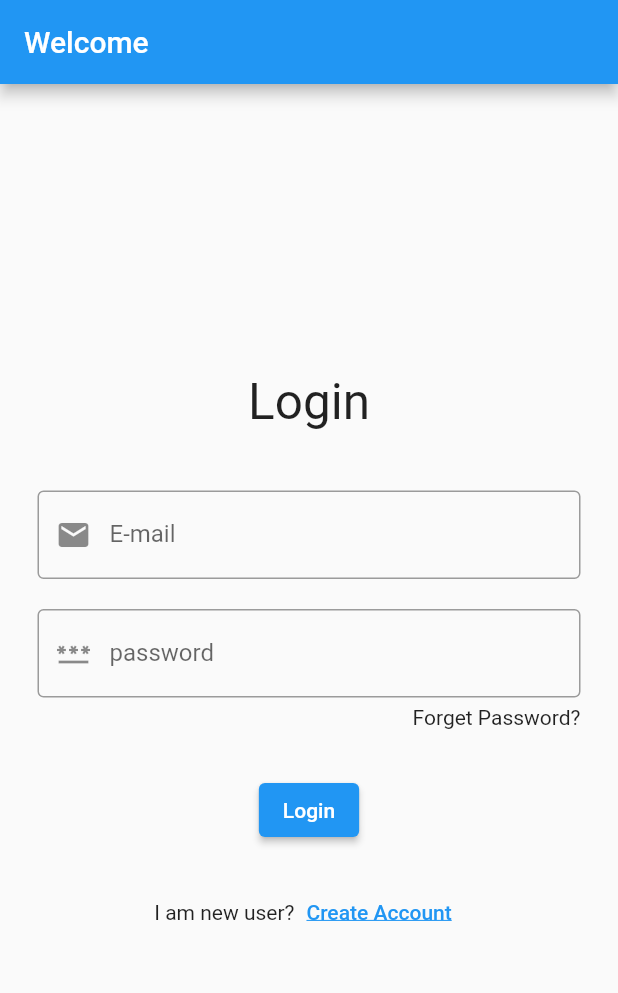
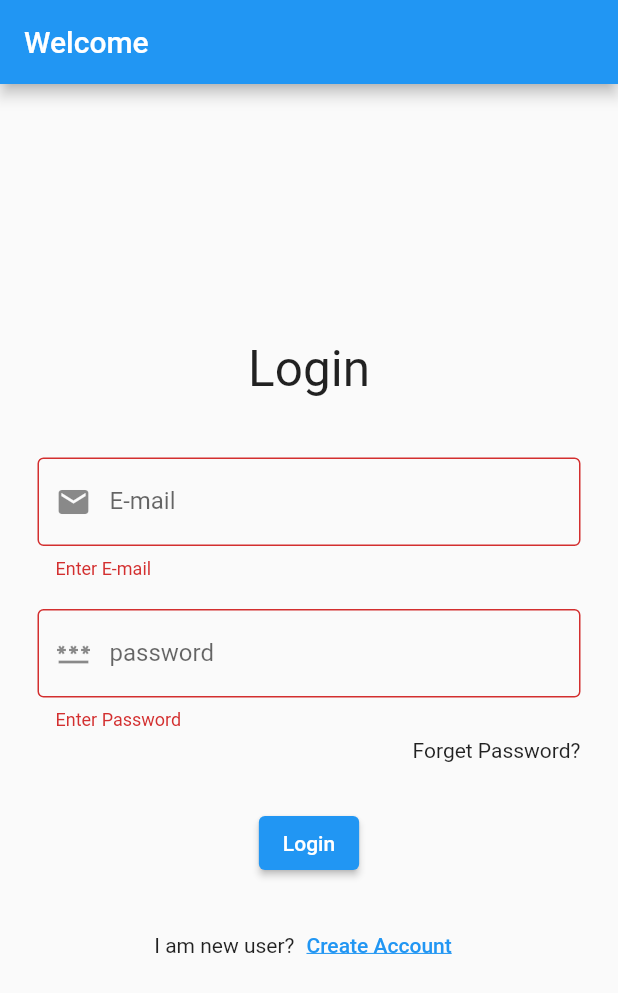
Before and after one commit to Rajkumarlohar65/flutter_projects, a Flutter app: the screen it shows after launch, on a phone screen of 412 x 824 dp. Shown: the top 993 px of the screen. Run offline on Flutter 3.47's test engine with Material 2 defaults, Android fonts, the phone set to English and light mode, and no system bars; our stand-ins replace firebase_auth, firebase_core, get; accounts and stored records are empty.

Commit message:
addin not null validate in login page

```diff
--- a/bhawani_silver/lib/app/core/values/app_string.dart
+++ b/bhawani_silver/lib/app/core/values/app_string.dart
@@ -10,6 +10,8 @@ class AppString{
   static const loginScreenTitle = 'Login';
   static const loginEmailHint = 'E-mail';
   static const loginPasswordHint = 'password';
+  static const loginAlertEmailNotNull = 'Enter E-mail';
+  static const loginAlertPasswordNotNull = 'Enter Password';
   static const loginButton = 'Login';
   static const forgetPasswordButton = 'Forget Password?';
   static const loginNewUserText = 'I am new user?';
--- a/bhawani_silver/lib/app/modules/login/controllers/login_controller.dart
+++ b/bhawani_silver/lib/app/modules/login/controllers/login_controller.dart
@@ -1,3 +1,4 @@
+import 'package:flutter/cupertino.dart';
 import 'package:get/get.dart';
 
 import '../../../Authentication/authentication_helper.dart';
@@ -5,23 +6,11 @@ import '../../../core/values/app_string.dart';
 import '../../../routes/app_pages.dart';
 
 class LoginController extends GetxController {
-  late String email;
-  late String password;
+  String? email;
+  String? password;
 
-  @override
-  void onInit() {
-    super.onInit();
-  }
-
-  @override
-  void onReady() {
-    super.onReady();
-  }
-
-  @override
-  void onClose() {
-    super.onClose();
-  }
+  final TextEditingController emailController = TextEditingController();
+  final TextEditingController passwordController = TextEditingController();
 
   void loginUser(){
     AuthenticationHelper().signIn(email: email, password: password)
--- a/bhawani_silver/lib/app/modules/login/views/login_view.dart
+++ b/bhawani_silver/lib/app/modules/login/views/login_view.dart
@@ -7,8 +7,9 @@ import '../../../core/values/app_string.dart';
 import '../controllers/login_controller.dart';
 
 class LoginView extends GetView<LoginController> {
+  final _formKey = GlobalKey<FormState>();
 
-  const LoginView({Key? key}) : super(key: key);
+  LoginView({Key? key}) : super(key: key);
   @override
   Widget build(BuildContext context) {
 
@@ -17,7 +18,10 @@ class LoginView extends GetView<LoginController> {
       appBar: AppBar(
         title: const Text(AppString.loginAppbarTitle),
       ),
-      body: Center(
+      body: Form(
+        key: _formKey,
+        autovalidateMode: AutovalidateMode.always,
+        child: Center(
           child: SingleChildScrollView(
             child: Container(
               padding: const EdgeInsets.only(left: 25, right: 25),
@@ -30,27 +34,39 @@ class LoginView extends GetView<LoginController> {
 
                   const SizedBox(height: 40,),
 
-                TextField(
+                  TextFormField(
+                    controller: controller.emailController,
                     decoration: const InputDecoration(
                         border: OutlineInputBorder(),
                         labelText: AppString.loginEmailHint,
                         prefixIcon: Icon(Icons.email)
                     ),
-                  onChanged: (value){
+                    validator: (value) {
+                      if(value == null || value.isEmpty){
+                        return AppString.loginAlertEmailNotNull;
+                      }
+                    },
+                    onSaved: (value) {
                       controller.email = value;
                     },
                   ),
 
                   const SizedBox(height: 20,),
 
-                TextField(
+                  TextFormField(
+                    controller: controller.passwordController,
                     obscureText: true,
                     decoration: const InputDecoration(
                         border: OutlineInputBorder(),
                         labelText: AppString.loginPasswordHint,
                         prefixIcon: Icon(Icons.password)
                     ),
-                  onChanged: (value){
+                    validator: (value) {
+                      if(value == null || value.isEmpty){
+                        return AppString.loginAlertPasswordNotNull;
+                      }
+                    },
+                    onSaved: (value) {
                       controller.password = value;
                     },
                   ),
@@ -64,7 +80,10 @@ class LoginView extends GetView<LoginController> {
 
                   ElevatedButton(
                     onPressed: () {
+                      if(_formKey.currentState!.validate()){
+                        _formKey.currentState!.save();
                         controller.loginUser();
+                      }
                     },
                     child: const Text(AppString.loginButton),
                   ),
@@ -85,7 +104,7 @@ class LoginView extends GetView<LoginController> {
             ),
           ),
         ),
-
+      ),
     );
 
   }
```
Lines whose indentation alone changed are shown as unchanged.
